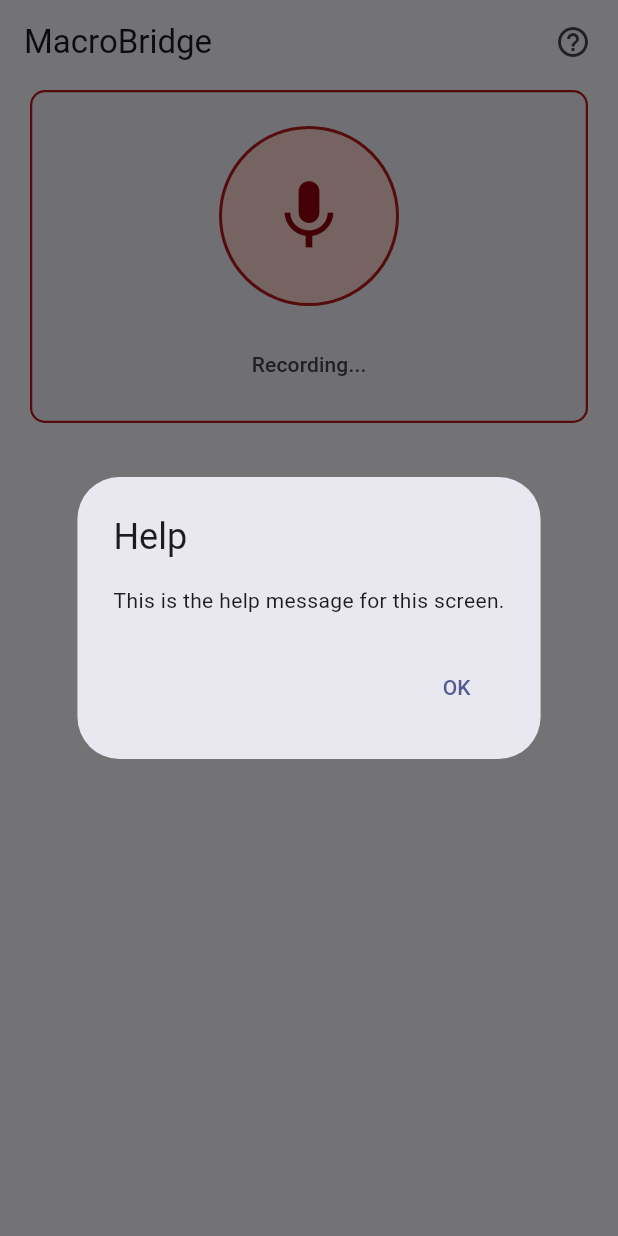
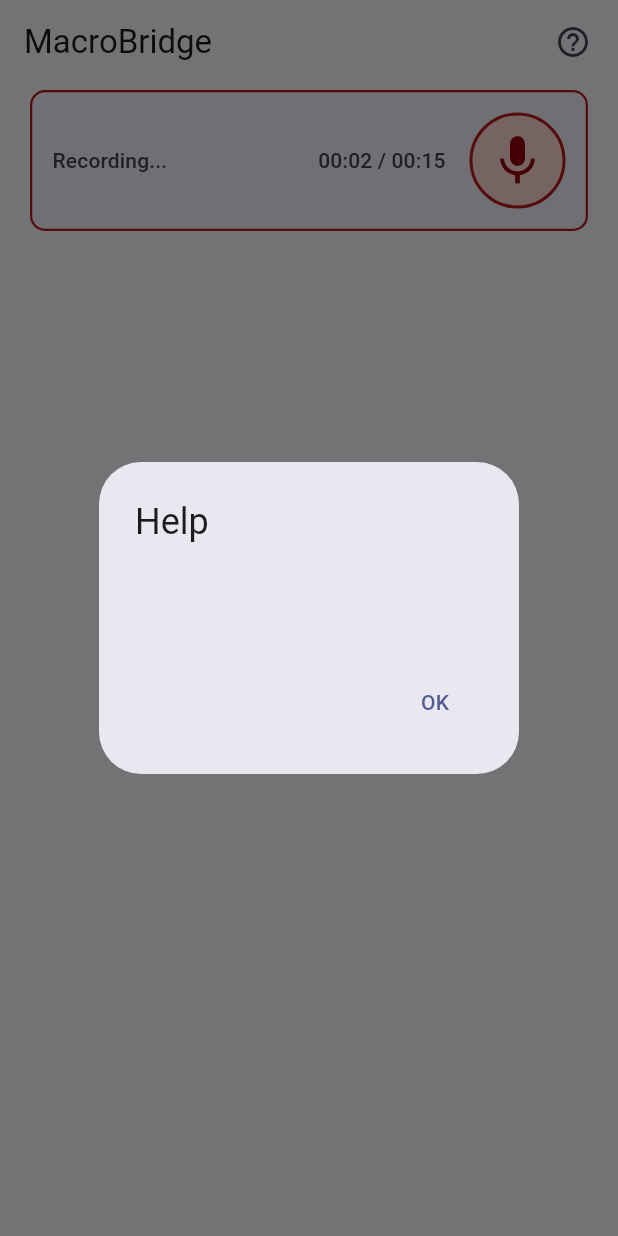
Before and after one commit to MacroBridge/app_main, a Flutter app: the screen it shows after launch, after a tap on the "mic none" icon, after a tap on the "help outline" icon, on a phone screen of 412 x 824 dp. Run offline on Flutter 3.47's test engine with Material 3 defaults, Android fonts, the phone set to English and light mode, and no system bars; drawn by our look-alikes of dynamic_color.

Commit message:
Rename Flutter app. Redesign recording card to be more compact

```diff
--- a/lib/main.dart
+++ b/lib/main.dart
@@ -1,18 +1,11 @@
-import 'package:app_main/screens/home_screen.dart';
+import 'package:MacroBridge/screens/home_screen.dart';
 import 'package:dynamic_color/dynamic_color.dart';
 import 'package:flutter/material.dart';
-import 'package:flutter/widget_previews.dart';
 
 import "theme.dart";
 
 void main() {
   runApp(const App());
-}
-
-// Top Level Preview
-@Preview()
-Widget appPreview() {
-  return const App();
 }
 
 class App extends StatelessWidget {
--- a/lib/screens/home_screen.dart
+++ b/lib/screens/home_screen.dart
@@ -11,38 +11,8 @@ class HomeScreen extends StatefulWidget {
 }
 
 class _HomeScreenState extends State<HomeScreen> {
-  // Recording Card States
-  RecordingStatus recordingStatus = RecordingStatus.idle;
-
-  // Recording State Handlers
-  void handleRecordingStart() {
-    /*
-    TODO: Implement the following steps:
-      1. [x] Set recording status to recording
-      2. [ ] Start recording audio
-    */
-
-    // Set recording status to recording
-    setState(() => recordingStatus = RecordingStatus.recording);
-  }
-
-  Future<void> handleRecordingStop() async {
-    /*
-    TODO: Implement following steps:
-      1. [ ] Stop recording audio
-      2. [x] Update recording status to processing
-      2. [ ] Move to processing phase
-      3. [ ] Send to STT engine, wait for parsing
-      4. [x] Return to idle when done
-    */
-
-    // Set recording status to processing
-    setState(() => recordingStatus = RecordingStatus.processing);
-
-    await Future.delayed(const Duration(seconds: 3));
-
-    // Set recording status to idle when done
-    setState(() => recordingStatus = RecordingStatus.idle);
+  void onTranscript(String text) {
+    // TODO: Do something with the transcript
   }
 
   @override
@@ -57,11 +27,7 @@ class _HomeScreenState extends State<HomeScreen> {
           child: Column(
             children: [
               // Recording Card Element
-              RecordingCard(
-                status: recordingStatus,
-                onStart: handleRecordingStart,
-                onStop: handleRecordingStop,
-              ),
+              RecordingCard(onTranscript: onTranscript),
             ],
           ),
         ),
--- a/lib/widgets/header_card.dart
+++ b/lib/widgets/header_card.dart
@@ -8,8 +8,9 @@ class HeaderCard extends StatelessWidget implements PreferredSizeWidget {
   final String title;
 
   // Help Message
-  static const String _helpMessage =
-      'This is the help message for this screen.';
+  static const String _helpMessage = """
+
+  """;
 
   @override
   Widget build(BuildContext context) {
--- a/lib/widgets/recording_card.dart
+++ b/lib/widgets/recording_card.dart
@@ -1,21 +1,78 @@
+import 'dart:async';
+
 import 'package:flutter/material.dart';
 
 enum RecordingStatus { idle, recording, processing }
 
-// Recording Card widget - parent state management
-class RecordingCard extends StatelessWidget {
-  // Widget Constructor
-  const RecordingCard({
-    super.key,
-    required this.status,
-    required this.onStart,
-    required this.onStop,
+class RecordingCard extends StatefulWidget {
+  const RecordingCard({super.key, required this.onTranscript});
+
+  final ValueChanged<String> onTranscript;
+
+  @override
+  State<RecordingCard> createState() => _RecordingCardState();
+}
+
+class _RecordingCardState extends State<RecordingCard> {
+  // Track widget's recording status
+  RecordingStatus _status = RecordingStatus.idle;
+  DateTime? _startTime;
+  Duration _timeElapsed = Duration.zero;
+  final Duration _maxDuration = Duration(minutes: 0, seconds: 15);
+  Timer? _ticker;
+
+  // Formats duration as mm:ss
+  String _formatDuration(Duration d) {
+    final mins = d.inMinutes.remainder(60).toString().padLeft(2, "0");
+    final secs = d.inSeconds.remainder(60).toString().padLeft(2, "0");
+    return "$mins:$secs";
+  }
+
+  // Function for when audio recording has started
+  Future<void> _startRecording() async {
+    setState(() => _status = RecordingStatus.recording);
+
+    // Start recording timer
+    _startTime = DateTime.now();
+    _timeElapsed = Duration.zero;
+    _ticker = Timer.periodic(const Duration(seconds: 1), (_) {
+      // Only update timer if recording
+      if (_status == RecordingStatus.recording) {
+        // Stop recording once max duration reached
+        final elapsed = DateTime.now().difference(_startTime!);
+        if (elapsed >= _maxDuration) {
+          setState(() => _timeElapsed = _maxDuration);
+          _stopRecording();
+          return;
+        }
+
+        // Update time elapsed
+        setState(() => _timeElapsed = elapsed);
+      }
     });
 
-  // Widget Parameters
-  final RecordingStatus status;
-  final VoidCallback onStart;
-  final VoidCallback onStop;
+    // TODO: Call audio recording start here
+  }
+
+  // Function for when audio recording has stopped
+  Future<void> _stopRecording() async {
+    setState(() => _status = RecordingStatus.processing);
+
+    // TODO: Get audio data
+    // TODO: Get transcription from audio data
+
+    await Future.delayed(const Duration(seconds: 3)); // placeholder
+
+    // Reset status and invoke callback with transcribed text
+    setState(() => _status = RecordingStatus.idle);
+    widget.onTranscript("PLACEHOLDER VALUE");
+  }
+
+  // Event handler for microphone button
+  void _handleTapEvent() {
+    if (_status == RecordingStatus.processing) return;
+    _status == RecordingStatus.recording ? _stopRecording() : _startRecording();
+  }
 
   @override
   Widget build(BuildContext context) {
@@ -24,8 +81,8 @@ class RecordingCard extends StatelessWidget {
     final textScheme = Theme.of(context).textTheme;
 
     // Recording state variables
-    final isRecording = status == RecordingStatus.recording;
-    final isProcessing = status == RecordingStatus.processing;
+    final isRecording = _status == RecordingStatus.recording;
+    final isProcessing = _status == RecordingStatus.processing;
 
     // Colors based on recording state (error* if recording, primary* otherwise)
     final circleBg = isRecording
@@ -38,45 +95,43 @@ class RecordingCard extends StatelessWidget {
         ? colorScheme.error
         : colorScheme.outlineVariant;
 
-    // Event Handlers
-    void handleRecordingStatus() {
-      // Do nothing if recording is being processed
-      if (isProcessing) return;
-
-      if (isRecording) {
-        // Call stop recording callback if recording
-        onStop();
-      } else {
-        // Call start recording callback if not recording
-        onStart();
-      }
-    }
-
-    // Animation Constants
-    const animationDuration = Duration(milliseconds: 250);
-    const animationCurve = Curves.easeInOut;
-
     // UI Elements
-    final microphoneButtonElement = GestureDetector(
-      onTap: handleRecordingStatus,
+    final microphoneButtonElement = AnimatedContainer(
+      duration: const Duration(milliseconds: 250),
+      width: 64,
+      height: 64,
+      decoration: BoxDecoration(
+        shape: BoxShape.circle,
+        color: circleBg,
+        border: isRecording
+            ? Border.all(color: colorScheme.error, width: 2)
+            : null,
+      ),
+      child: GestureDetector(
+        onTap: _handleTapEvent,
         child: Center(
           child:
               isProcessing // Spinner if processing, mic icon otherwise (filled when recording)
               ? CircularProgressIndicator(color: circleFg, strokeWidth: 3)
               : Icon(
                   isRecording ? Icons.mic : Icons.mic_none_outlined,
-                size: 56,
+                  size: 40,
                   color: circleFg,
+                ),
         ),
       ),
     );
 
-    final recordingStatusElement = SizedBox(
-      width: double.infinity,
-      height: 30,
-      child: Center(
-        child: Text(
-          switch (status) {
+    final timeElapsedElement = Text(
+      "${_formatDuration(_timeElapsed)} / ${_formatDuration(_maxDuration)}",
+      style: textScheme.titleSmall?.copyWith(
+        color: colorScheme.onSurfaceVariant,
+        fontWeight: FontWeight.w500,
+      ),
+    );
+
+    final recordingStatusElement = Text(
+      switch (_status) {
         RecordingStatus.idle => "Ready to Record",
         RecordingStatus.recording => "Recording...",
         RecordingStatus.processing => "Processing...",
@@ -84,8 +139,6 @@ class RecordingCard extends StatelessWidget {
       style: textScheme.titleSmall?.copyWith(
         color: colorScheme.onSurfaceVariant,
         fontWeight: FontWeight.w500,
-          ),
-        ),
       ),
     );
 
@@ -101,30 +154,15 @@ class RecordingCard extends StatelessWidget {
 
       // Card Elements
       child: Padding(
-        padding: const EdgeInsets.all(24.0),
-        child: Column(
+        padding: const EdgeInsets.all(15.0),
+        child: Row(
           mainAxisSize: MainAxisSize.min,
           children: [
-            // Microphone Icon
-            AnimatedContainer(
-              duration: animationDuration,
-              width: 120,
-              height: 120,
-              decoration: BoxDecoration(
-                shape: BoxShape.circle,
-                color: circleBg,
-                border: isRecording
-                    ? Border.all(color: colorScheme.error, width: 2)
-                    : null,
-              ),
-              child: microphoneButtonElement,
-            ),
-
-            // Separator
-            const SizedBox(height: 24),
-
-            // Recording Status
             recordingStatusElement,
+            const Spacer(),
+            timeElapsedElement,
+            const SizedBox(width: 16),
+            microphoneButtonElement,
           ],
         ),
       ),
--- a/pubspec.yaml
+++ b/pubspec.yaml
@@ -1,4 +1,4 @@
-name: app_main
+name: MacroBridge
 description: "Client UI for MacroBridge"
 # The following line prevents the package from being accidentally published to
 # pub.dev using `flutter pub publish`. This is preferred for private packages.
```
Also changed, not shown: pubspec.lock. Lines whose indentation alone changed are shown as unchanged.
